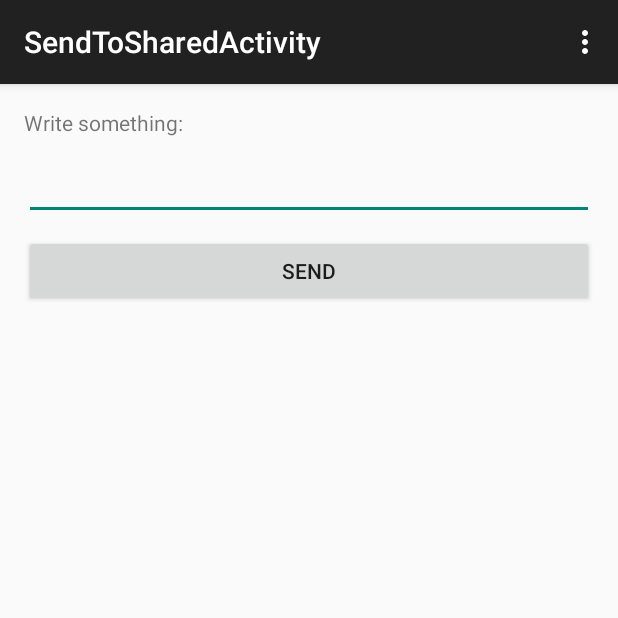
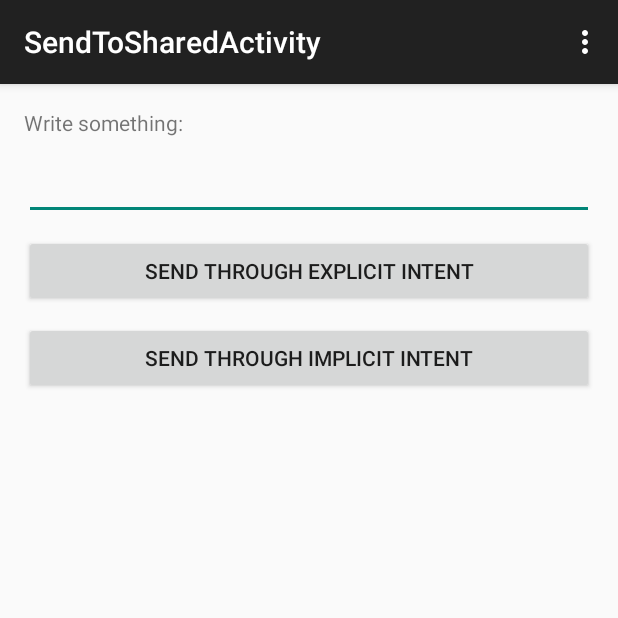
Before and after one commit to igor9052/oa-android-Homework2a, an Android app: the SendActivity screen opened directly, with no data from a screen before it, on a phone screen of 412 x 824 dp, the top half of it. Run offline under Robolectric (Android 15) with nearby library versions, the phone set to English and light mode, and no system bars.

Commit message:
Task 3 was implemented. SendActivity should be used to send data to Homework2b application through IMPLICIT intent.

```diff
--- a/app/src/main/res/layout/activity_send.xml
+++ b/app/src/main/res/layout/activity_send.xml
@@ -29,6 +29,15 @@
             android:layout_alignParentLeft="true"
             android:layout_alignParentStart="true"
             android:layout_marginTop="10dp"
-            android:onClick="onClickSendButton"/>
+            android:onClick="onClickSendExplicitButton"/>
+
+        <Button android:id="@+id/sendButtonImplicit" android:text="@string/send_through_implicit_intent"
+            android:layout_width="match_parent"
+            android:layout_height="wrap_content"
+            android:layout_below="@+id/edit"
+            android:layout_alignParentLeft="true"
+            android:layout_alignParentStart="true"
+            android:layout_marginTop="10dp"
+            android:onClick="onClickSendImplicitButton"/>
     </LinearLayout>
 </RelativeLayout>
--- a/app/src/main/res/values/strings.xml
+++ b/app/src/main/res/values/strings.xml
@@ -9,8 +9,10 @@
     <string name="exit">Exit</string>
     <string name="change_text">Change text</string>
     <string name="title_activity_send_to_shared">SendToSharedActivity</string>
-    <string name="send">Send</string>
+    <string name="send">Send through explicit intent</string>
     <string name="write_something">Write something:</string>
     <string name="open_send_activity">Open send activity</string>
+    <string name="send_through_implicit_intent">Send through implicit intent</string>
+    <string name="choose_app">Choose app</string>
 
 </resources>
```
Also changed, not shown: app/src/main/java/ua/com/igorka/oa/android/homework2/SendActivity.java (+19 -2 lines).
